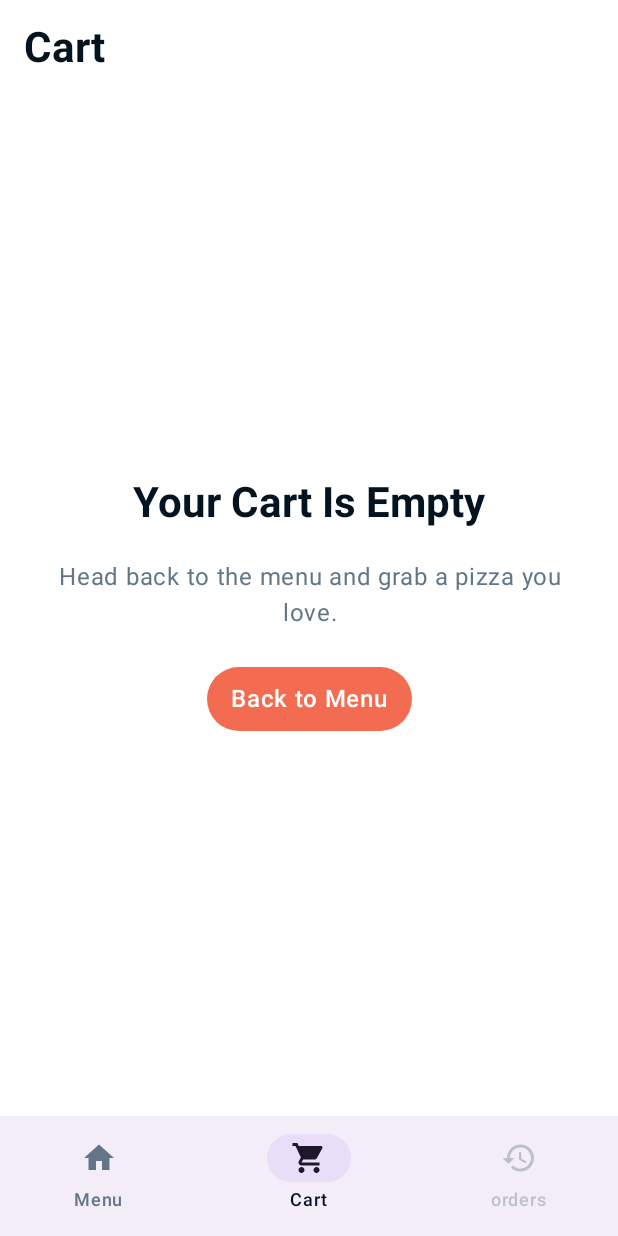
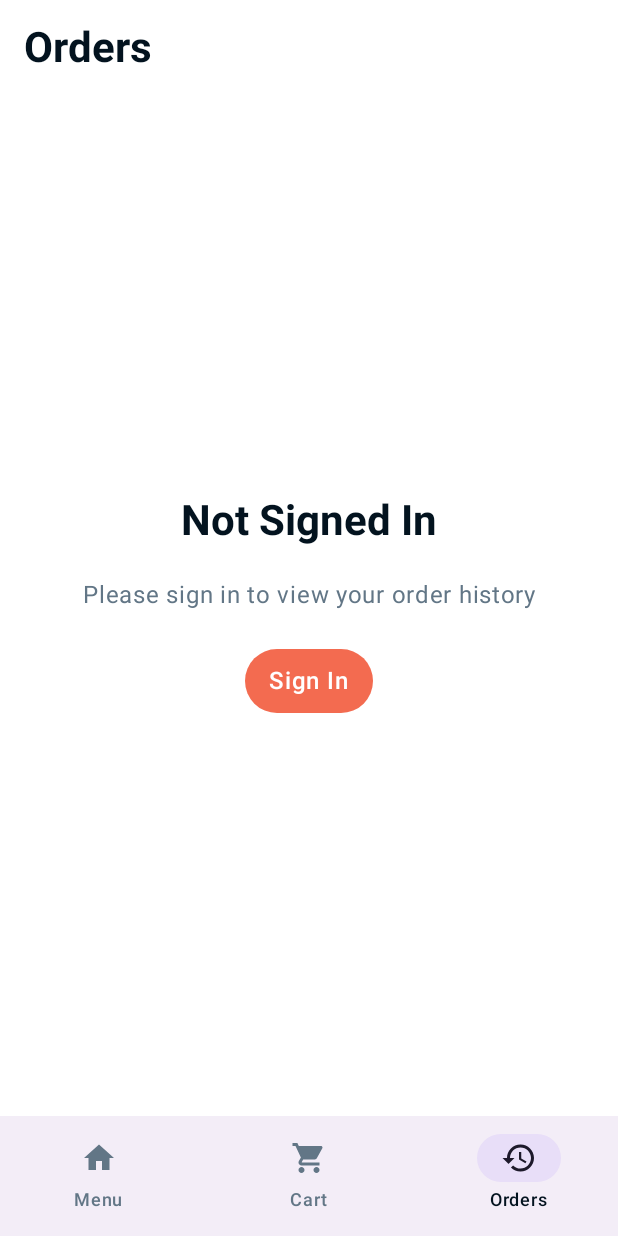
Before and after one commit to BLTuckerDev/lazypizza, an Android app built with Jetpack Compose: the screen it shows after launch (MainActivity), item 3 of the bottom bar chosen, on a phone screen of 412 x 824 dp. Run offline under Robolectric (Android 15) with nearby library versions, the phone set to English and light mode, and no system bars; our stand-ins replace Dagger/Hilt's generated code, Firebase (no records; nobody signed in at launch, a user with empty details on screens opened directly), window size class.

Commit message:
Implement remaining requirements for milestone 2

```diff
--- a/app/src/main/java/dev/bltucker/lazypizza/AppNavigationGraph.kt
+++ b/app/src/main/java/dev/bltucker/lazypizza/AppNavigationGraph.kt
@@ -8,6 +8,7 @@ import androidx.navigation.compose.NavHost
 import dev.bltucker.lazypizza.cart.cartScreen
 import dev.bltucker.lazypizza.home.HOME_SCREEN_ROUTE
 import dev.bltucker.lazypizza.home.homeScreen
+import dev.bltucker.lazypizza.orderhistory.orderHistoryScreen
 import dev.bltucker.lazypizza.productdetails.navigateToProductDetails
 import dev.bltucker.lazypizza.productdetails.productDetailsScreen
 
@@ -42,5 +43,10 @@ fun AppNavigationGraph(
                 navController.popBackStack()
             }
         )
+
+        orderHistoryScreen(
+            onNavigateToSignIn = {
+            }
+        )
     }
 }
--- a/app/src/main/java/dev/bltucker/lazypizza/MainActivity.kt
+++ b/app/src/main/java/dev/bltucker/lazypizza/MainActivity.kt
@@ -28,6 +28,7 @@ import androidx.compose.material3.windowsizeclass.calculateWindowSizeClass
 import androidx.compose.runtime.Composable
 import androidx.compose.runtime.getValue
 import androidx.compose.ui.Modifier
+import androidx.lifecycle.compose.collectAsStateWithLifecycle
 import androidx.core.splashscreen.SplashScreen.Companion.installSplashScreen
 import androidx.navigation.NavDestination.Companion.hierarchy
 import androidx.navigation.NavGraph.Companion.findStartDestination
@@ -36,12 +37,18 @@ import androidx.navigation.compose.currentBackStackEntryAsState
 import androidx.navigation.compose.rememberNavController
 import dagger.hilt.android.AndroidEntryPoint
 import dev.bltucker.lazypizza.cart.CART_SCREEN_ROUTE
+import dev.bltucker.lazypizza.cart.CartRepository
 import dev.bltucker.lazypizza.cart.navigateToCart
 import dev.bltucker.lazypizza.common.theme.LazyPizzaTheme
 import dev.bltucker.lazypizza.home.HOME_SCREEN_ROUTE
+import dev.bltucker.lazypizza.orderhistory.ORDER_HISTORY_SCREEN_ROUTE
+import javax.inject.Inject
 
 @AndroidEntryPoint
 class MainActivity : ComponentActivity() {
+
+    @Inject
+    lateinit var cartRepository: CartRepository
 
     private var navController: NavHostController? = null
 
@@ -59,7 +66,8 @@ class MainActivity : ComponentActivity() {
             LazyPizzaTheme {
                 MainScaffold(
                     navController = rememberedNavController,
-                    windowSizeClass = windowSizeClass.widthSizeClass
+                    windowSizeClass = windowSizeClass.widthSizeClass,
+                    cartRepository = cartRepository
                 )
             }
         }
@@ -75,10 +83,12 @@ class MainActivity : ComponentActivity() {
 @Composable
 fun MainScaffold(
     navController: NavHostController,
-    windowSizeClass: WindowWidthSizeClass
+    windowSizeClass: WindowWidthSizeClass,
+    cartRepository: CartRepository
 ) {
     val navBackStackEntry by navController.currentBackStackEntryAsState()
     val currentDestination = navBackStackEntry?.destination
+    val cartItemCount by cartRepository.cartItems.collectAsStateWithLifecycle()
 
     val isWideScreen = windowSizeClass >= WindowWidthSizeClass.Expanded
     // Requirements say > 840dp is wide. WindowWidthSizeClass.Expanded is usually > 840dp.
@@ -87,7 +97,7 @@ fun MainScaffold(
     val showNavigation = currentDestination?.route in listOf(
         HOME_SCREEN_ROUTE,
         CART_SCREEN_ROUTE,
-        // Add History route later
+        ORDER_HISTORY_SCREEN_ROUTE
     )
 
     Scaffold(
@@ -95,6 +105,7 @@ fun MainScaffold(
             if (windowSizeClass < WindowWidthSizeClass.Expanded) {
                 LazyPizzaNavigationBar(
                     currentDestination = currentDestination,
+                    cartItemCount = cartItemCount.values.sumOf { it.quantity },
                     onNavigate = { route ->
                         navController.navigate(route) {
                             popUpTo(navController.graph.findStartDestination().id) {
@@ -116,6 +127,7 @@ fun MainScaffold(
             if (windowSizeClass >= WindowWidthSizeClass.Expanded) {
                 LazyPizzaNavigationRail(
                     currentDestination = currentDestination,
+                    cartItemCount = cartItemCount.values.sumOf { it.quantity },
                     onNavigate = { route ->
                         navController.navigate(route) {
                             popUpTo(navController.graph.findStartDestination().id) {
@@ -140,6 +152,7 @@ fun MainScaffold(
 @Composable
 fun LazyPizzaNavigationBar(
     currentDestination: androidx.navigation.NavDestination?,
+    cartItemCount: Int,
     onNavigate: (String) -> Unit
 ) {
     NavigationBar {
@@ -153,17 +166,25 @@ fun LazyPizzaNavigationBar(
             selected = currentDestination?.hierarchy?.any { it.route == CART_SCREEN_ROUTE } == true,
             onClick = { onNavigate(CART_SCREEN_ROUTE) },
             icon = {
-                // TODO: Add Badge logic here
-                Icon(Icons.Default.ShoppingCart, contentDescription = "Cart")
+                BadgedBox(
+                    badge = {
+                        if (cartItemCount > 0) {
+                            Badge {
+                                Text(cartItemCount.toString())
+                            }
+                        }
+                    }
+                ) {
+                    Icon(Icons.Default.ShoppingCart, contentDescription = "Cart")
+                }
             },
             label = { Text("Cart") }
         )
         NavigationBarItem(
-            selected = false, // Placeholder for History
-            onClick = { /* TODO */ },
+            selected = currentDestination?.hierarchy?.any { it.route == ORDER_HISTORY_SCREEN_ROUTE } == true,
+            onClick = { onNavigate(ORDER_HISTORY_SCREEN_ROUTE) },
             icon = { Icon(Icons.Default.History, contentDescription = "Orders") },
-            label = { Text("orders") },
-            enabled = false
+            label = { Text("Orders") }
         )
     }
 }
@@ -171,6 +192,7 @@ fun LazyPizzaNavigationBar(
 @Composable
 fun LazyPizzaNavigationRail(
     currentDestination: androidx.navigation.NavDestination?,
+    cartItemCount: Int,
     onNavigate: (String) -> Unit
 ) {
     NavigationRail {
@@ -184,17 +206,25 @@ fun LazyPizzaNavigationRail(
             selected = currentDestination?.hierarchy?.any { it.route == CART_SCREEN_ROUTE } == true,
             onClick = { onNavigate(CART_SCREEN_ROUTE) },
             icon = {
-                // TODO: Add Badge logic here
-                Icon(Icons.Default.ShoppingCart, contentDescription = "Cart")
+                BadgedBox(
+                    badge = {
+                        if (cartItemCount > 0) {
+                            Badge {
+                                Text(cartItemCount.toString())
+                            }
+                        }
+                    }
+                ) {
+                    Icon(Icons.Default.ShoppingCart, contentDescription = "Cart")
+                }
             },
             label = { Text("Cart") }
         )
         NavigationRailItem(
-            selected = false, // Placeholder
-            onClick = { /* TODO */ },
+            selected = currentDestination?.hierarchy?.any { it.route == ORDER_HISTORY_SCREEN_ROUTE } == true,
+            onClick = { onNavigate(ORDER_HISTORY_SCREEN_ROUTE) },
             icon = { Icon(Icons.Default.History, contentDescription = "Orders") },
-            label = { Text("Orders") },
-            enabled = false
+            label = { Text("Orders") }
         )
     }
 }
--- /dev/null
+++ b/app/src/main/java/dev/bltucker/lazypizza/orderhistory/OrderHistoryScreen.kt
@@ -0,0 +1,150 @@
+package dev.bltucker.lazypizza.orderhistory
+
+import androidx.compose.foundation.background
+import androidx.compose.foundation.layout.Arrangement
+import androidx.compose.foundation.layout.Box
+import androidx.compose.foundation.layout.Column
+import androidx.compose.foundation.layout.fillMaxSize
+import androidx.compose.foundation.layout.padding
+import androidx.compose.material3.ExperimentalMaterial3Api
+import androidx.compose.material3.MaterialTheme
+import androidx.compose.material3.Scaffold
+import androidx.compose.material3.Text
+import androidx.compose.material3.TopAppBar
+import androidx.compose.material3.TopAppBarDefaults
+import androidx.compose.runtime.Composable
+import androidx.compose.runtime.getValue
+import androidx.compose.ui.Alignment
+import androidx.compose.ui.Modifier
+import androidx.compose.ui.text.font.FontWeight
+import androidx.compose.ui.text.style.TextAlign
+import androidx.compose.ui.tooling.preview.Preview
+import androidx.compose.ui.unit.dp
+import androidx.hilt.navigation.compose.hiltViewModel
+import androidx.lifecycle.compose.LifecycleStartEffect
+import androidx.lifecycle.compose.collectAsStateWithLifecycle
+import androidx.navigation.NavController
+import androidx.navigation.NavGraphBuilder
+import androidx.navigation.compose.composable
+import dev.bltucker.lazypizza.common.composables.LazyPizzaButton
+import dev.bltucker.lazypizza.common.theme.Grey
+import dev.bltucker.lazypizza.common.theme.LazyPizzaTheme
+
+const val ORDER_HISTORY_SCREEN_ROUTE = "order_history"
+
+fun NavController.navigateToOrderHistory() {
+    navigate(ORDER_HISTORY_SCREEN_ROUTE)
+}
+
+fun NavGraphBuilder.orderHistoryScreen(
+    onNavigateToSignIn: () -> Unit
+) {
+    composable(route = ORDER_HISTORY_SCREEN_ROUTE) {
+        val viewModel = hiltViewModel<OrderHistoryScreenViewModel>()
+        val model by viewModel.observableModel.collectAsStateWithLifecycle()
+
+        LifecycleStartEffect(Unit) {
+            viewModel.onStart()
+            onStopOrDispose { }
+        }
+
+        OrderHistoryScreen(
+            modifier = Modifier.fillMaxSize(),
+            model = model,
+            onSignInClick = onNavigateToSignIn
+        )
+    }
+}
+
+@OptIn(ExperimentalMaterial3Api::class)
+@Composable
+private fun OrderHistoryScreen(
+    modifier: Modifier = Modifier,
+    model: OrderHistoryScreenModel,
+    onSignInClick: () -> Unit
+) {
+    Scaffold(
+        modifier = modifier,
+        topBar = {
+            TopAppBar(
+                title = {
+                    Text(
+                        text = "Orders",
+                        style = MaterialTheme.typography.headlineMedium,
+                        fontWeight = FontWeight.Bold
+                    )
+                },
+                colors = TopAppBarDefaults.topAppBarColors(
+                    containerColor = MaterialTheme.colorScheme.surface
+                )
+            )
+        },
+        containerColor = MaterialTheme.colorScheme.background
+    ) { paddingValues ->
+        UnauthorizedContent(
+            modifier = Modifier
+                .fillMaxSize()
+                .padding(paddingValues),
+            onSignInClick = onSignInClick
+        )
+    }
+}
+
+@Composable
+private fun UnauthorizedContent(
+    modifier: Modifier = Modifier,
+    onSignInClick: () -> Unit
+) {
+    Box(
+        modifier = modifier.background(MaterialTheme.colorScheme.surface),
+        contentAlignment = Alignment.Center
+    ) {
+        Column(
+            horizontalAlignment = Alignment.CenterHorizontally,
+            verticalArrangement = Arrangement.spacedBy(24.dp)
+        ) {
+            Text(
+                text = "Not Signed In",
+                style = MaterialTheme.typography.headlineMedium,
+                fontWeight = FontWeight.Bold,
+                color = MaterialTheme.colorScheme.onSurface
+            )
+
+            Text(
+                text = "Please sign in to view your order history",
+                style = MaterialTheme.typography.bodyLarge,
+                color = Grey,
+                textAlign = TextAlign.Center,
+                modifier = Modifier.padding(horizontal = 32.dp)
+            )
+
+            LazyPizzaButton(
+                text = "Sign In",
+                onClick = onSignInClick,
+                modifier = Modifier.padding(horizontal = 32.dp)
+            )
+        }
+    }
+}
+
+@Preview(showBackground = true)
+@Composable
+private fun OrderHistoryScreenPreview() {
+    LazyPizzaTheme {
+        OrderHistoryScreen(
+            model = OrderHistoryScreenModel(),
+            onSignInClick = {}
+        )
+    }
+}
+
+@Preview(showBackground = true)
+@Composable
+private fun OrderHistoryScreenPreviewDark() {
+    LazyPizzaTheme(darkTheme = true) {
+        OrderHistoryScreen(
+            model = OrderHistoryScreenModel(),
+            onSignInClick = {}
+        )
+    }
+}
--- /dev/null
+++ b/app/src/main/java/dev/bltucker/lazypizza/orderhistory/OrderHistoryScreenModel.kt
@@ -0,0 +1,17 @@
+package dev.bltucker.lazypizza.orderhistory
+
+import javax.inject.Inject
+
+data class OrderHistoryScreenModel(
+    val isSignedIn: Boolean = false,
+    val isLoading: Boolean = false,
+    val isError: Boolean = false
+)
+
+class OrderHistoryScreenModelReducer @Inject constructor() {
+
+    fun createInitialState() = OrderHistoryScreenModel(
+        isSignedIn = false,
+        isLoading = false
+    )
+}
--- /dev/null
+++ b/app/src/main/java/dev/bltucker/lazypizza/orderhistory/OrderHistoryScreenViewModel.kt
@@ -0,0 +1,27 @@
+package dev.bltucker.lazypizza.orderhistory
+
+import androidx.annotation.VisibleForTesting
+import androidx.lifecycle.ViewModel
+import dagger.hilt.android.lifecycle.HiltViewModel
+import kotlinx.coroutines.flow.MutableStateFlow
+import kotlinx.coroutines.flow.StateFlow
+import javax.inject.Inject
+
+@HiltViewModel
+class OrderHistoryScreenViewModel @Inject constructor(
+    private val modelReducer: OrderHistoryScreenModelReducer
+) : ViewModel() {
+
+    @VisibleForTesting
+    val mutableModel = MutableStateFlow(modelReducer.createInitialState())
+    val observableModel: StateFlow<OrderHistoryScreenModel> = mutableModel
+
+    private var hasStarted = false
+
+    fun onStart() {
+        if (hasStarted) {
+            return
+        }
+        hasStarted = true
+    }
+}
```
Also changed, not shown: app/src/main/java/dev/bltucker/lazypizza/cart/CartScreen.kt (+10 -8 lines), app/src/main/java/dev/bltucker/lazypizza/common/composables/CartItemCard.kt (+10 -1 lines).
